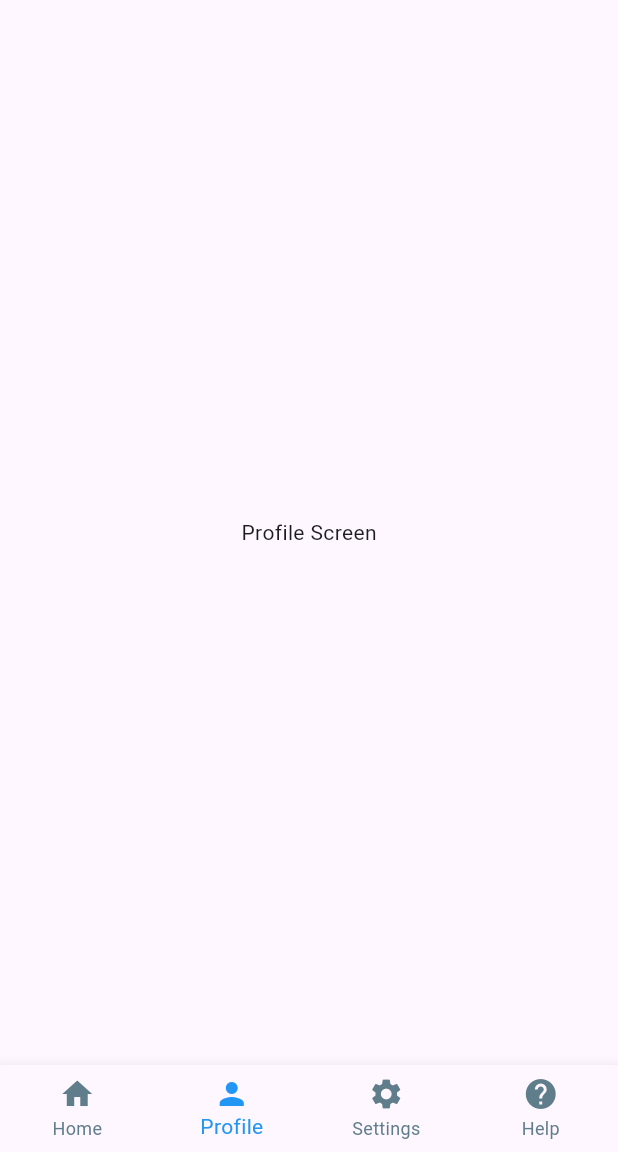
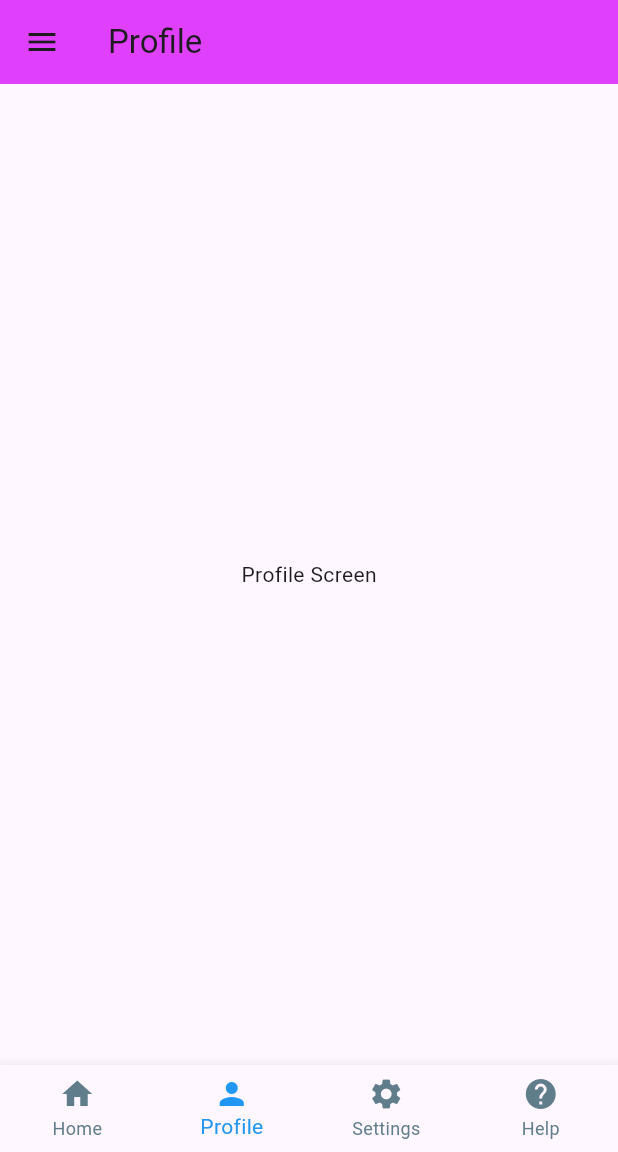
Before and after one commit to sup0808/FlutterNavigation, a Flutter app: the screen it shows after launch, item 2 of the bottom bar chosen, on a phone screen of 412 x 824 dp, the part 84-1236 px from its top. Run offline on Flutter 3.47's test engine with Material 3 defaults, Android fonts, the phone set to English and light mode, and no system bars.

Commit message:
Add hamburger menu in all screen (profile,help,settings etc.)

```diff
--- a/lib/main.dart
+++ b/lib/main.dart
@@ -52,9 +52,7 @@ class _HomePageState extends State<HomePage> {
         centerTitle: true,
         title: const Text("Drawer Demo "),
       ),
-      drawer: Drawer(
-        child: DrawerDemo(),
-      ),
+      drawer: DrawerDemo(),
       body: screensList[currentIndexValue],
       bottomNavigationBar: BottomNavigationBar(
         type: BottomNavigationBarType.fixed,
@@ -66,7 +64,7 @@ class _HomePageState extends State<HomePage> {
         selectedItemColor: Colors.blue,
         unselectedItemColor: Colors.blueGrey,
         currentIndex: currentIndexValue,
-        items: [
+        items: const [
           BottomNavigationBarItem(
               icon: Icon(Icons.home), label: "Home", tooltip: "Home"),
           BottomNavigationBarItem(
--- a/lib/views/nav_drawer_screen.dart
+++ b/lib/views/nav_drawer_screen.dart
@@ -10,9 +10,10 @@ class DrawerDemo extends StatefulWidget {
 class _DrawerDemoState extends State<DrawerDemo> {
   @override
   Widget build(BuildContext context) {
-    return ListView(
+    return Drawer(
+      child: ListView(
             children: [
-            UserAccountsDrawerHeader(
+              const UserAccountsDrawerHeader(
                 accountName: Text("Supriya Gupta"),
                 accountEmail: Text("supriyag75@gmail.com"),
                 currentAccountPicture: CircleAvatar(
@@ -67,6 +68,7 @@ class _DrawerDemoState extends State<DrawerDemo> {
               ),
 
             ],
+          ),
     );
 
   }
--- a/lib/views/profile_screen.dart
+++ b/lib/views/profile_screen.dart
@@ -1,10 +1,17 @@
 import 'package:flutter/cupertino.dart';
 import 'package:flutter/material.dart';
+
+import 'nav_drawer_screen.dart';
 
 class ProfileScreen extends StatelessWidget{
   @override
   Widget build(BuildContext context) {
    return Scaffold(
+     appBar: AppBar(
+       title: const Text("Profile"),
+       backgroundColor: Colors.purpleAccent,
+     ),
+     drawer: DrawerDemo(),
      body: Container(
          alignment : Alignment.center,
          child: Text("Profile Screen")),
```
Also changed, not shown: lib/views/bottom_navigation_screen.dart (+28 -1 lines), lib/views/contact_screen.dart (+7 -0 lines), lib/views/help_screen.dart (+7 -0 lines), lib/views/settings_screen.dart (+7 -0 lines). Lines whose indentation alone changed are shown as unchanged.
